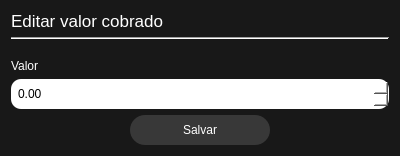
vitorcarnieli/desktop-bjjadmin, file views/ui/raw/records/edit_record_value.ui: the form before one commit.
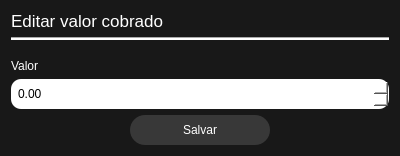
The form after the commit.

Commit message: feat: create ui file to edit record value

```diff
--- a/views/ui/raw/records/edit_record_value.ui
+++ b/views/ui/raw/records/edit_record_value.ui
@@ -39,6 +39,10 @@
      </item>
      <item>
       <widget class="Line" name="line">
+       <property name="styleSheet">
+        <string notr="true">background-color: rgb(255, 255, 255);
+color: rgb(255, 255, 255);</string>
+       </property>
        <property name="orientation">
         <enum>Qt::Orientation::Horizontal</enum>
        </property>
```
Left out of the diff: 9 changed lines with no effect on the pictures. The commit also changes 2 other files.
